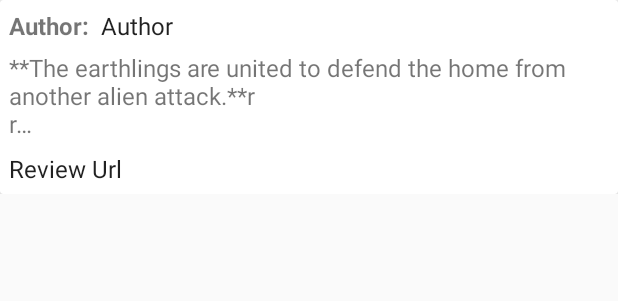
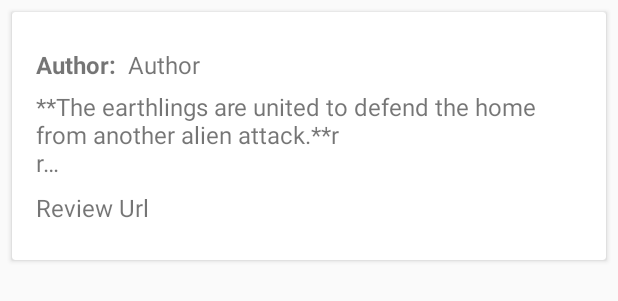
Before and after one commit to agos74/popular-movies-2, an Android app: the layout review_item.xml on its own in the app's theme, with its tools: preview values and no code run, on a phone screen of 412 x 824 dp. Shown: the top 301 px of the screen. Run offline under Robolectric (Android 15) with nearby library versions, the phone set to English and light mode, and no system bars.

Commit message:
Polish trailers and reviews.

```diff
--- a/app/src/main/res/layout/review_item.xml
+++ b/app/src/main/res/layout/review_item.xml
@@ -7,12 +7,18 @@
 
     <android.support.v7.widget.CardView
         android:layout_width="wrap_content"
-        android:layout_height="wrap_content">
+        android:layout_height="wrap_content"
+        android:layout_marginBottom="@dimen/card_margin"
+        android:layout_marginEnd="@dimen/card_margin"
+        android:layout_marginLeft="@dimen/card_margin"
+        android:layout_marginRight="@dimen/card_margin"
+        android:layout_marginStart="@dimen/card_margin"
+        android:layout_marginTop="@dimen/card_margin">
 
         <RelativeLayout
+            style="@style/Widget.CardContent"
             android:layout_width="wrap_content"
-            android:layout_height="wrap_content"
-            android:padding="@dimen/padding_small">
+            android:layout_height="wrap_content">
 
             <TextView
                 android:id="@+id/author_label"
@@ -22,15 +28,18 @@
 
             <TextView
                 android:id="@+id/author_tv"
+                style="@style/DetailTextStyle"
                 android:layout_width="wrap_content"
                 android:layout_height="wrap_content"
                 android:layout_marginLeft="@dimen/margin_medium"
+                android:layout_marginStart="@dimen/margin_medium"
+                android:layout_toEndOf="@+id/author_label"
                 android:layout_toRightOf="@+id/author_label"
-                android:text="@string/activity_movie_review_author_text"
-                android:textAppearance="?attr/textAppearanceListItem" />
+                android:text="@string/activity_movie_review_author_text" />
 
             <TextView
                 android:id="@+id/content_tv"
+                style="@style/DetailTextStyle"
                 android:layout_width="wrap_content"
                 android:layout_height="wrap_content"
                 android:layout_below="@id/author_tv"
@@ -42,12 +51,12 @@
 
             <TextView
                 android:id="@+id/url_tv"
+                style="@style/DetailTextStyle"
                 android:layout_width="match_parent"
                 android:layout_height="wrap_content"
                 android:layout_below="@id/content_tv"
                 android:layout_marginTop="@dimen/margin_medium"
-                android:text="@string/activity_movie_review_url_text"
-                android:textAppearance="?attr/textAppearanceListItem" />
+                android:text="@string/activity_movie_review_url_text" />
 
         </RelativeLayout>
 
--- a/app/src/main/res/values/dimens.xml
+++ b/app/src/main/res/values/dimens.xml
@@ -18,6 +18,8 @@
     <dimen name="padding_large">15dp</dimen>
     <dimen name="padding_extra_large">20dp</dimen>
 
+    <dimen name="card_margin">8dp</dimen>
+
     <dimen name="progress_bar_dimens">42dp</dimen>
 
     <dimen name="grid_layout_margin">6dp</dimen>
--- a/app/src/main/res/values/styles.xml
+++ b/app/src/main/res/values/styles.xml
@@ -43,4 +43,13 @@
         <item name="android:textAllCaps">true</item>
     </style>
 
+    <style name="Widget.CardContent" parent="android:Widget">
+        <item name="android:paddingLeft">16dp</item>
+        <item name="android:paddingRight">16dp</item>
+        <item name="android:paddingTop">24dp</item>
+        <item name="android:paddingBottom">24dp</item>
+        <item name="android:orientation">vertical</item>
+    </style>
+
+
 </resources>
```
Also changed, not shown: app/src/main/res/layout/trailer_item.xml (+10 -5 lines), app/src/main/res/values/strings.xml (+1 -0 lines).
